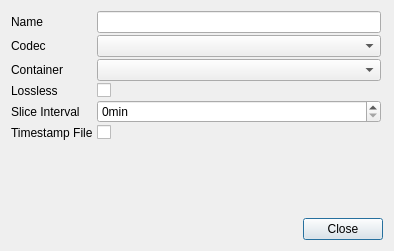
Above: src/modules/videorecorder/recordersettingsdialog.ui from syntalos/syntalos before the change. Below: the same form after it.
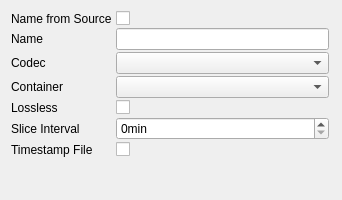
That is the form after the change.

What changed in the file:
```diff
--- a/src/modules/videorecorder/recordersettingsdialog.ui
+++ b/src/modules/videorecorder/recordersettingsdialog.ui
@@ -6,8 +6,8 @@
    <rect>
     <x>0</x>
     <y>0</y>
-    <width>394</width>
-    <height>251</height>
+    <width>342</width>
+    <height>200</height>
    </rect>
   </property>
   <property name="windowTitle">
@@ -28,66 +28,66 @@
      <property name="bottomMargin">
       <number>2</number>
      </property>
-     <item row="0" column="0">
+     <item row="1" column="0">
       <widget class="QLabel" name="nameLabel">
        <property name="text">
         <string>Name</string>
        </property>
       </widget>
      </item>
-     <item row="0" column="1">
+     <item row="1" column="1">
       <widget class="QLineEdit" name="nameLineEdit"/>
      </item>
-     <item row="1" column="0">
+     <item row="2" column="0">
       <widget class="QLabel" name="codecLabel">
        <property name="text">
         <string>Codec</string>
        </property>
       </widget>
      </item>
-     <item row="1" column="1">
+     <item row="2" column="1">
       <widget class="QComboBox" name="codecComboBox">
        <property name="toolTip">
         <string>Video codec (FFV1 is recommended for size and speed)</string>
        </property>
       </widget>
      </item>
-     <item row="2" column="0">
+     <item row="3" column="0">
       <widget class="QLabel" name="containerLabel">
        <property name="text">
         <string>Container</string>
        </property>
       </widget>
      </item>
-     <item row="2" column="1">
+     <item row="3" column="1">
       <widget class="QComboBox" name="containerComboBox">
        <property name="toolTip">
         <string>Video container format, MKV is recommended</string>
        </property>
       </widget>
      </item>
-     <item row="3" column="0">
+     <item row="4" column="0">
       <widget class="QLabel" name="losslessLabel">
        <property name="text">
         <string>Lossless</string>
        </property>
       </widget>
      </item>
-     <item row="3" column="1">
+     <item row="4" column="1">
       <widget class="QCheckBox" name="losslessCheckBox">
        <property name="toolTip">
         <string>Switch video codec to lossless compression mode, if it supports that</string>
        </property>
       </widget>
      </item>
-     <item row="4" column="0">
+     <item row="5" column="0">
       <widget class="QLabel" name="sliceIntervalLabel">
        <property name="text">
         <string>Slice Interval</string>
        </property>
       </widget>
      </item>
-     <item row="4" column="1">
+     <item row="5" column="1">
       <widget class="QSpinBox" name="sliceIntervalSpinBox">
        <property name="toolTip">
         <string>The interval in which a new video file should be started. Set to 0 to never create new files.</string>
@@ -103,32 +103,32 @@
        </property>
       </widget>
      </item>
-     <item row="5" column="0">
+     <item row="6" column="0">
       <widget class="QLabel" name="timestampFileLabel">
        <property name="text">
         <string>Timestamp File</string>
        </property>
       </widget>
      </item>
-     <item row="5" column="1">
+     <item row="6" column="1">
       <widget class="QCheckBox" name="timestampFileCheckBox">
        <property name="checked">
         <bool>false</bool>
        </property>
       </widget>
      </item>
+     <item row="0" column="0">
+      <widget class="QLabel" name="nameFromSourceLabel">
+       <property name="text">
+        <string>Name from Source</string>
+       </property>
+      </widget>
+     </item>
+     <item row="0" column="1">
+      <widget class="QCheckBox" name="nameFromSrcCheckBox"/>
+     </item>
     </layout>
    </item>
-   <item>
-    <widget class="QDialogButtonBox" name="buttonBox">
-     <property name="orientation">
-      <enum>Qt::Horizontal</enum>
-     </property>
-     <property name="standardButtons">
-      <set>QDialogButtonBox::Close</set>
-     </property>
-    </widget>
-   </item>
   </layout>
  </widget>
  <resources/>
```
Left out of the diff: 19 changed lines with no effect on the pictures.
